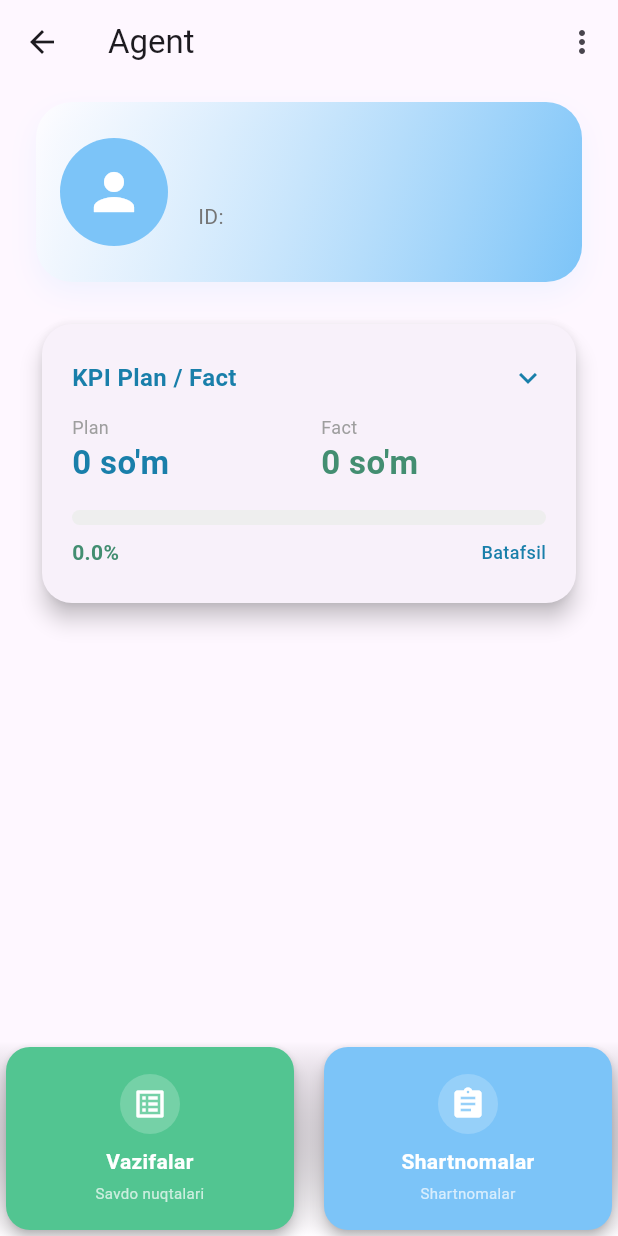
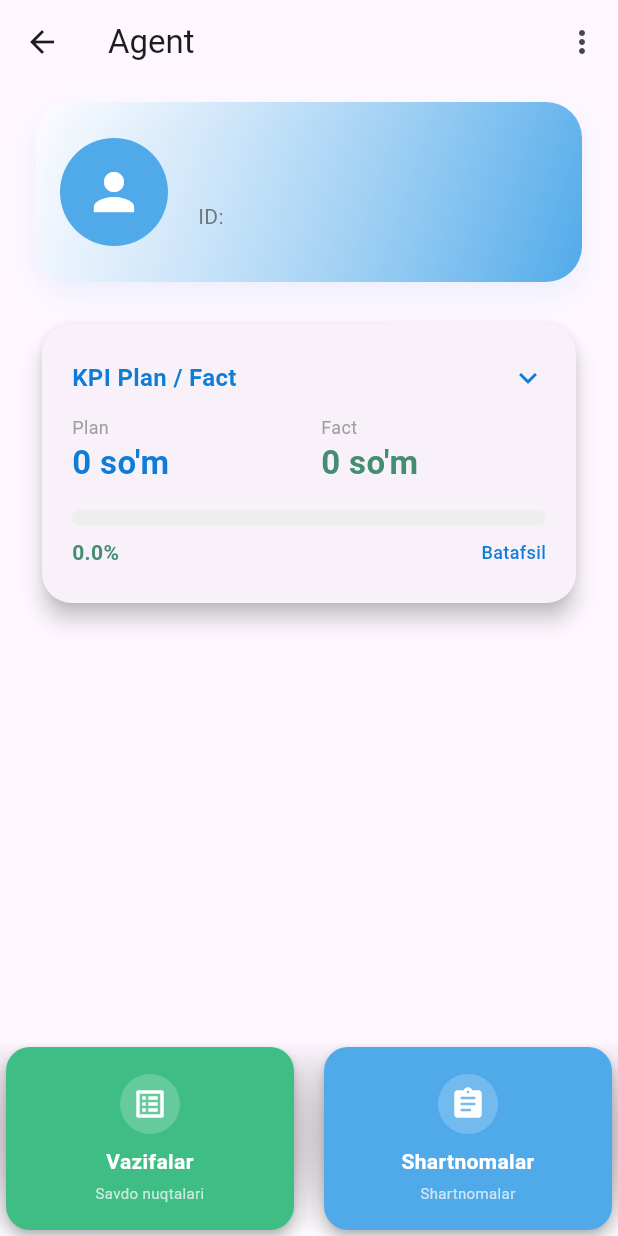
Before and after one commit to Kamoliddin0606/clone-gg-app, a Flutter app: the AgentHomePage screen opened by its route, on a phone screen of 412 x 824 dp. Run offline on Flutter 3.47's test engine with Material 3 defaults, Android fonts, the phone set to English and light mode, and no system bars; our stand-ins replace dio, equatable, flutter_bloc, get_it, shared_preferences, sqflite; accounts and stored records are empty.

Commit message:
color updated

```diff
--- a/lib/src/features/agent/presentation/pages/agent_home_page.dart
+++ b/lib/src/features/agent/presentation/pages/agent_home_page.dart
@@ -28,9 +28,9 @@ class _AgentHomePageState extends State<AgentHomePage> with TickerProviderStateM
   late Animation<double> _expandAnimation;
 
   // Rang sxemasi
-  static const Color primaryColor = Color(0xFF7CC4F8); // Asosiy ko'k
-  static const Color primaryColorText = Color(0xFF197FAA); // Asosiy ko'k
-  static const Color successColor = Color(0xFF52C591); // Yashil
+  static const Color primaryColor = Color(0xFF50AAEA); // Asosiy ko'k
+  static const Color primaryColorText = Color(0xFF0D7DD8); // Asosiy ko'k
+  static const Color successColor = Color(0xFF3EBD84); // Yashil
   static const Color successColorText = Color(0xFF438E71); // Yashil
   static const Color accentColor = Color(0xFFFFE8A3); // To'q sariq
   // static const Color primaryColor = Color(0xFF1E1E2E); // Asosiy ko'k
```
